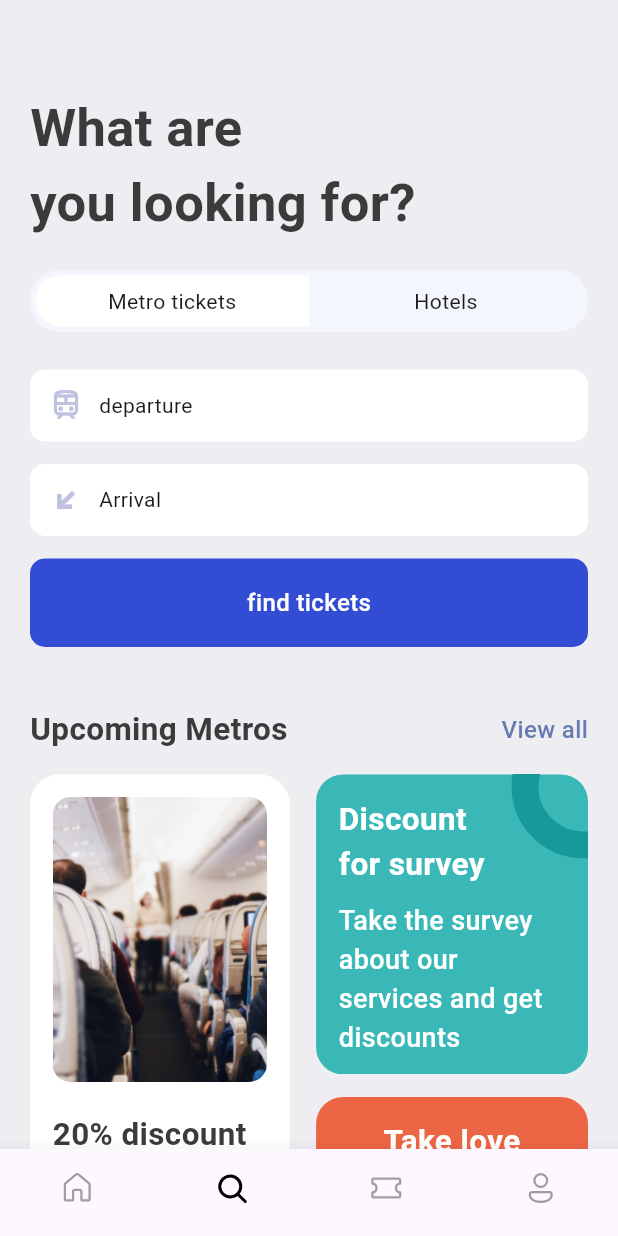
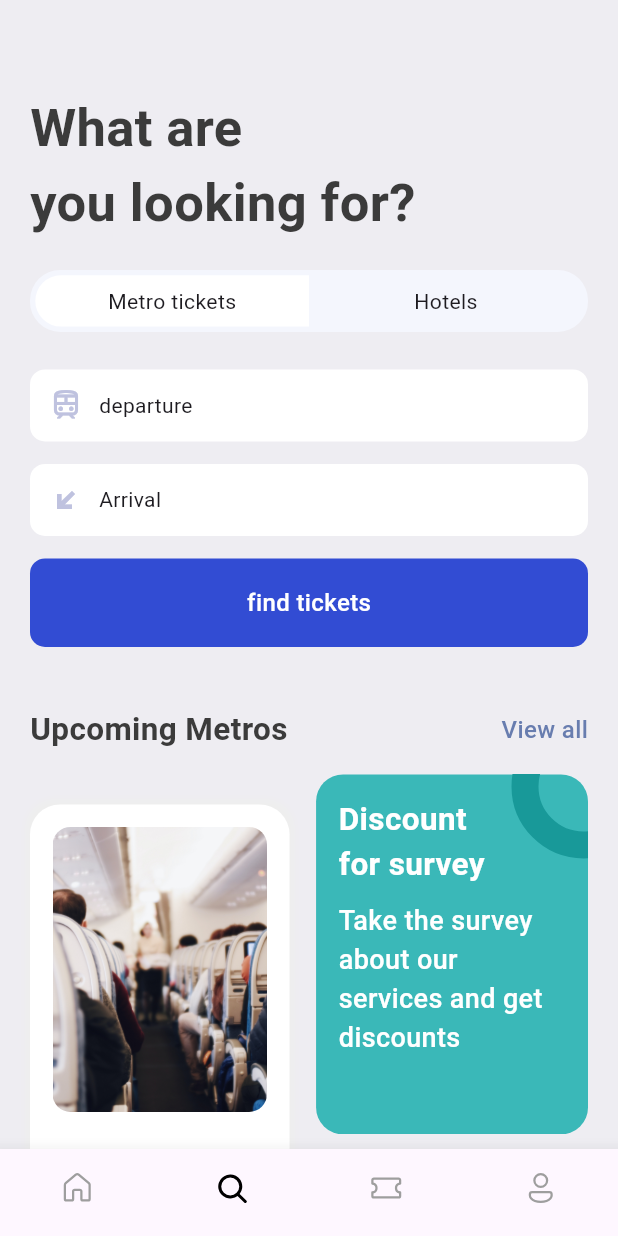
Before and after one commit to sarveshshingare/flutterTravelSmart, a Flutter app: the screen it shows after launch, item 2 of the bottom bar chosen, on a phone screen of 412 x 824 dp. Run offline on Flutter 3.47's test engine with Material 3 defaults, Android fonts, the phone set to English and light mode, and no system bars; our stand-ins replace barcode_widget, fluentui_icons, gap, get.

Commit message:
final ss

```diff
--- a/lib/screens/search_screen.dart
+++ b/lib/screens/search_screen.dart
@@ -98,7 +98,7 @@ class SearchScreen extends StatelessWidget {
                     children: [
                       Container(
                         width: size.width * 0.44,
-                        height: 200,
+                        height: 240,
                         decoration: BoxDecoration(
                             color: Color(0xff3ab8b8),
                             borderRadius: BorderRadius.circular(18)),
--- a/lib/screens/ticket_view.dart
+++ b/lib/screens/ticket_view.dart
@@ -16,7 +16,7 @@ class TicketView extends StatelessWidget {
     final size = AppLayout.getSize(context);
     return SizedBox(
       width: size.width * 0.85,
-      height: 162,
+      height: 180,
       child: Container(
           margin: EdgeInsets.only(right: 16),
           child: Column(
```
Also changed, not shown: 4 other files.
